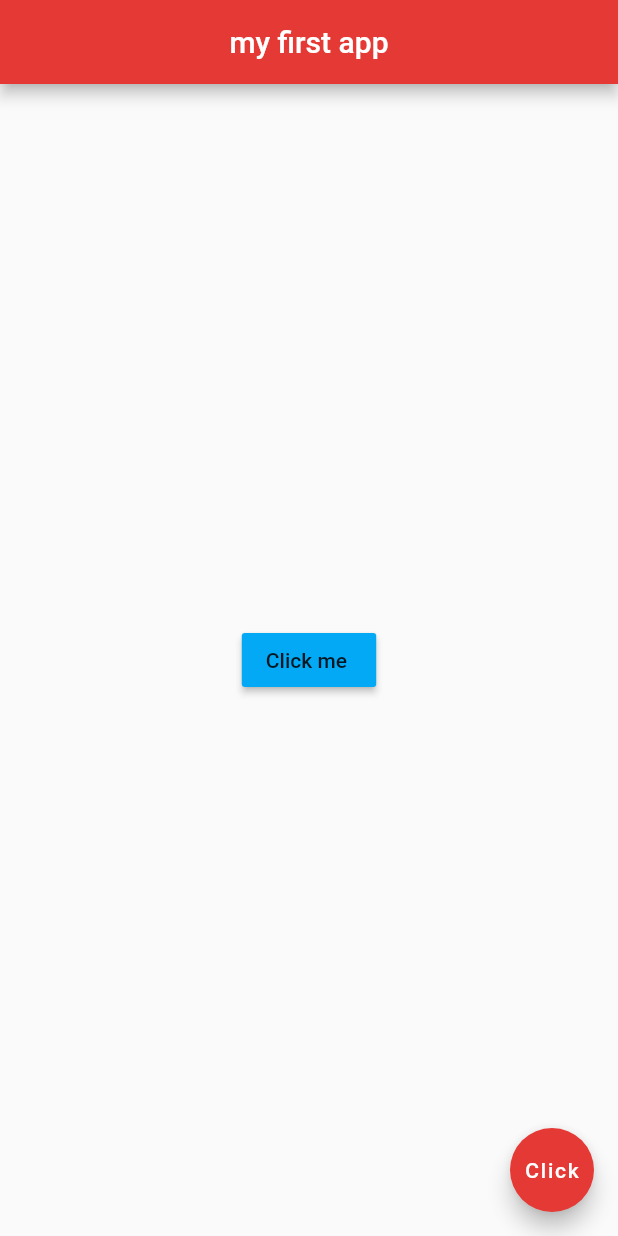
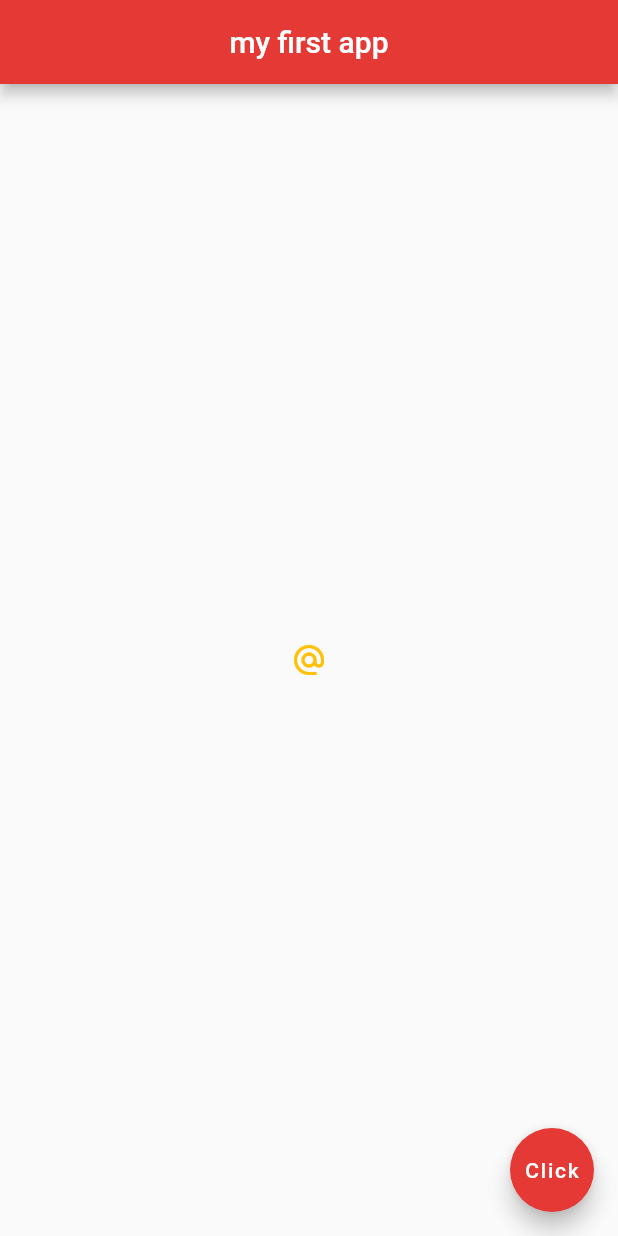
Before and after one commit to ahmedkmadani/First-Flutter-App, a Flutter app: the screen it shows after launch, on a phone screen of 412 x 824 dp. Run offline on Flutter 3.47's test engine with Material 2 defaults, Android fonts, the phone set to English and light mode, and no system bars.

Commit message:
work with button and image

```diff
--- a/lib/main.dart
+++ b/lib/main.dart
@@ -15,11 +15,12 @@ class Home extends StatelessWidget {
       backgroundColor: Colors.red[600],
     ),
     body: Center(
-      child: RaisedButton(
-        onPressed: () {},
-        child: Text("Click me "),
-        color: Colors.lightBlue,
-      )
+      child: IconButton(
+      icon: Icon(Icons.alternate_email),
+      color: Colors.amber,
+      onPressed: () {
+        print('Clieckd me');
+      })
       ),
       floatingActionButton: FloatingActionButton(
         onPressed: () {},
```
